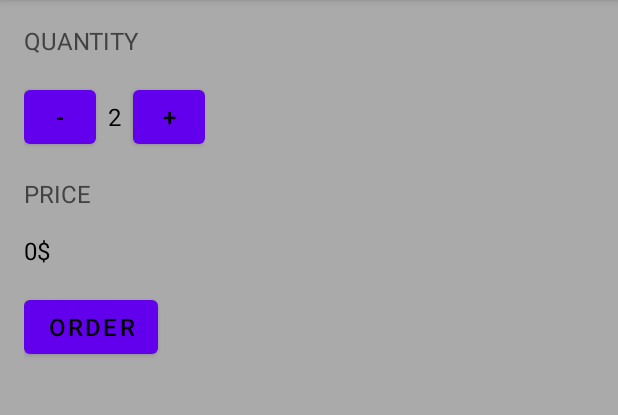
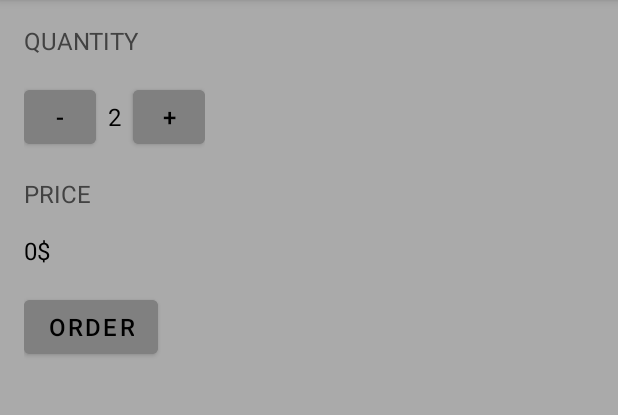
Before and after one commit to NarutoBratishka/Android-cost-calculator, an Android app: the screen it shows after launch (MainActivity), on a phone screen of 412 x 824 dp, the part 84-499 px from its top. Run offline under Robolectric (Android 15) with nearby library versions, the phone set to English and light mode, and no system bars.

Commit message:
add style for buttons on API 20 and lower

```diff
--- a/app/src/main/AndroidManifest.xml
+++ b/app/src/main/AndroidManifest.xml
@@ -8,6 +8,7 @@
         android:label="@string/app_name"
         android:roundIcon="@mipmap/ic_launcher_round"
         android:supportsRtl="true"
+        android:testOnly="false"
         android:theme="@style/Theme.JustJava">
         <activity android:name=".MainActivity">
             <intent-filter>
--- /dev/null
+++ b/app/src/main/res/drawable/custom_button_selector.xml
@@ -0,0 +1,37 @@
+<?xml version="1.0" encoding="utf-8"?>
+<selector xmlns:android="http://schemas.android.com/apk/res/android">
+
+    <item android:state_pressed="true">
+        <shape>
+            <gradient android:angle="270" android:endColor="#634" android:startColor="#125ff1" />
+            <stroke android:width="3dp" android:color="#246" />
+            <corners android:radius="3dp" />
+            <padding android:bottom="10dp" android:left="10dp" android:right="10dp" android:top="10dp" />
+        </shape>
+    </item>
+
+    <item android:state_focused="true">
+        <shape>
+            <gradient android:angle="270" android:endColor="#087" android:startColor="#090" />
+            <stroke android:width="3dp" android:color="#926" />
+            <corners android:radius="3dp" />
+            <padding android:bottom="10dp" android:left="10dp" android:right="10dp" android:top="10dp" />
+        </shape>
+    </item>
+
+    <item>
+        <shape>
+            <gradient android:angle="270" android:endColor="#987" android:startColor="#000" />
+            <stroke android:width="3dp" android:color="#721364" />
+            <corners android:radius="3dp" />
+            <padding android:bottom="10dp" android:left="10dp" android:right="10dp" android:top="10dp" />
+        </shape>
+    </item>
+</selector>
+
+    <!--?xml version="1.0" encoding="utf-8"?>
+<selector xmlns:android="http://schemas.android.com/apk/res/android">
+<item android:state_pressed="true" android:drawable="@color/green"/> < pressed >
+<item android:state_focused="true" android:drawable="@color/blue"/> < focused >
+<item android:drawable="@color/black"/> < default >
+</selector-->
--- /dev/null
+++ b/app/src/main/res/layout-v21/activity_main.xml
@@ -0,0 +1,89 @@
+<?xml version="1.0" encoding="utf-8"?>
+<LinearLayout xmlns:android="http://schemas.android.com/apk/res/android"
+    xmlns:tools="http://schemas.android.com/tools"
+    android:layout_width="match_parent"
+    android:layout_height="match_parent"
+    android:background="@android:color/darker_gray"
+    android:orientation="vertical"
+    android:padding="16dp"
+    tools:context=".MainActivity">
+
+    <TextView
+        android:id="@+id/quantity_word"
+        android:layout_width="wrap_content"
+        android:layout_height="wrap_content"
+        android:layout_marginBottom="16dp"
+        android:text="@string/quantity_word"
+        android:textAllCaps="true"
+        android:textColor="@color/cardview_dark_background"
+        android:textSize="16sp" />
+
+    <LinearLayout
+        android:layout_width="wrap_content"
+        android:layout_height="wrap_content"
+        android:layout_marginBottom="16dp"
+        android:orientation="horizontal">
+
+        <Button
+            android:id="@+id/minus_button"
+            android:layout_width="48dp"
+            android:layout_height="48dp"
+            android:layout_marginEnd="8dp"
+            android:backgroundTint="@android:color/tertiary_text_dark"
+            android:onClick="decrement"
+            android:text="@string/minus"
+            android:textColor="@android:color/black"
+            android:textSize="16sp" />
+
+        <TextView
+            android:id="@+id/quantity_text_view"
+            android:layout_width="wrap_content"
+            android:layout_height="wrap_content"
+            android:layout_marginEnd="8dp"
+            android:layout_marginBottom="8dp"
+            android:text="@string/quantity_text"
+            android:textColor="@color/black"
+            android:textSize="16sp" />
+
+        <Button
+            android:id="@+id/plus_button"
+            android:layout_width="48dp"
+            android:layout_height="48dp"
+            android:backgroundTint="@android:color/tertiary_text_dark"
+            android:onClick="increment"
+            android:text="@string/plus_button"
+            android:textColor="@android:color/black"
+            android:textSize="16sp" />
+    </LinearLayout>
+
+    <TextView
+        android:id="@+id/price_word"
+        android:layout_width="wrap_content"
+        android:layout_height="wrap_content"
+        android:layout_marginBottom="16dp"
+        android:text="@string/price_word"
+        android:textAllCaps="true"
+        android:textColor="@color/cardview_dark_background"
+        android:textSize="16sp" />
+
+    <TextView
+        android:id="@+id/price_text_view"
+        android:layout_width="wrap_content"
+        android:layout_height="wrap_content"
+        android:layout_marginBottom="16dp"
+        android:text="@string/price_text"
+        android:textColor="@color/black"
+        android:textSize="16sp" />
+
+    <Button
+        android:id="@+id/order_button"
+        android:layout_width="wrap_content"
+        android:layout_height="wrap_content"
+        android:backgroundTint="@android:color/tertiary_text_dark"
+        android:onClick="submitOrder"
+        android:text="@string/button_text"
+        android:textColor="@android:color/black"
+        android:textSize="16sp" />
+
+
+</LinearLayout>
--- a/app/src/main/res/layout/activity_main.xml
+++ b/app/src/main/res/layout/activity_main.xml
@@ -4,8 +4,8 @@
     android:layout_width="match_parent"
     android:layout_height="match_parent"
     android:background="@android:color/darker_gray"
+    android:orientation="vertical"
     android:padding="16dp"
-    android:orientation="vertical"
     tools:context=".MainActivity">
 
     <TextView
@@ -21,41 +21,41 @@
     <LinearLayout
         android:layout_width="wrap_content"
         android:layout_height="wrap_content"
-        android:orientation="horizontal"
-        android:layout_marginBottom="16dp">
+        android:layout_marginBottom="16dp"
+        android:orientation="horizontal">
 
         <Button
-            android:theme="@style/my_button_style"
             android:id="@+id/minus_button"
             android:layout_width="48dp"
             android:layout_height="48dp"
+            android:layout_marginEnd="8dp"
+            android:layout_marginRight="8dp"
+            android:onClick="decrement"
             android:text="@string/minus"
             android:textColor="@android:color/black"
             android:textSize="16sp"
-            android:onClick="decrement"
-            android:layout_marginRight="8dp"
-            android:layout_marginEnd="8dp" />
+            android:theme="@style/my_button_style" />
 
         <TextView
             android:id="@+id/quantity_text_view"
             android:layout_width="wrap_content"
             android:layout_height="wrap_content"
+            android:layout_marginEnd="8dp"
+            android:layout_marginRight="8dp"
             android:layout_marginBottom="8dp"
             android:text="@string/quantity_text"
             android:textColor="@color/black"
-            android:textSize="16sp"
-            android:layout_marginRight="8dp"
-            android:layout_marginEnd="8dp" />
+            android:textSize="16sp" />
 
         <Button
-            android:theme="@style/my_button_style"
             android:id="@+id/plus_button"
             android:layout_width="48dp"
             android:layout_height="48dp"
+            android:onClick="increment"
             android:text="@string/plus_button"
             android:textColor="@android:color/black"
             android:textSize="16sp"
-            android:onClick="increment"/>
+            android:theme="@style/my_button_style" />
     </LinearLayout>
 
     <TextView
@@ -66,7 +66,7 @@
         android:text="@string/price_word"
         android:textAllCaps="true"
         android:textColor="@color/cardview_dark_background"
-        android:textSize="16sp"/>
+        android:textSize="16sp" />
 
     <TextView
         android:id="@+id/price_text_view"
@@ -75,17 +75,17 @@
         android:layout_marginBottom="16dp"
         android:text="@string/price_text"
         android:textColor="@color/black"
-        android:textSize="16sp"/>
+        android:textSize="16sp" />
 
     <Button
-        android:theme="@style/my_button_style"
         android:id="@+id/order_button"
         android:layout_width="wrap_content"
         android:layout_height="wrap_content"
+        android:onClick="submitOrder"
         android:text="@string/button_text"
         android:textColor="@android:color/black"
         android:textSize="16sp"
-        android:onClick="submitOrder"/>
+        android:theme="@style/my_button_style" />
 
 
 </LinearLayout>
--- /dev/null
+++ b/app/src/main/res/values/my_style.xml
@@ -0,0 +1,7 @@
+<?xml version="1.0" encoding="utf-8"?>
+<resources>
+
+    <style name="my_button_style">
+        <item name="colorPrimary">@android:color/tertiary_text_dark</item>
+    </style>
+</resources>
--- a/build.gradle
+++ b/build.gradle
@@ -5,7 +5,7 @@ buildscript {
         jcenter()
     }
     dependencies {
-        classpath 'com.android.tools.build:gradle:4.2.0-beta01'
+        classpath 'com.android.tools.build:gradle:4.1.1'
 
         // NOTE: Do not place your application dependencies here; they belong
         // in the individual module build.gradle files
```
Also changed, not shown: gradle/wrapper/gradle-wrapper.properties, 10 other files.
